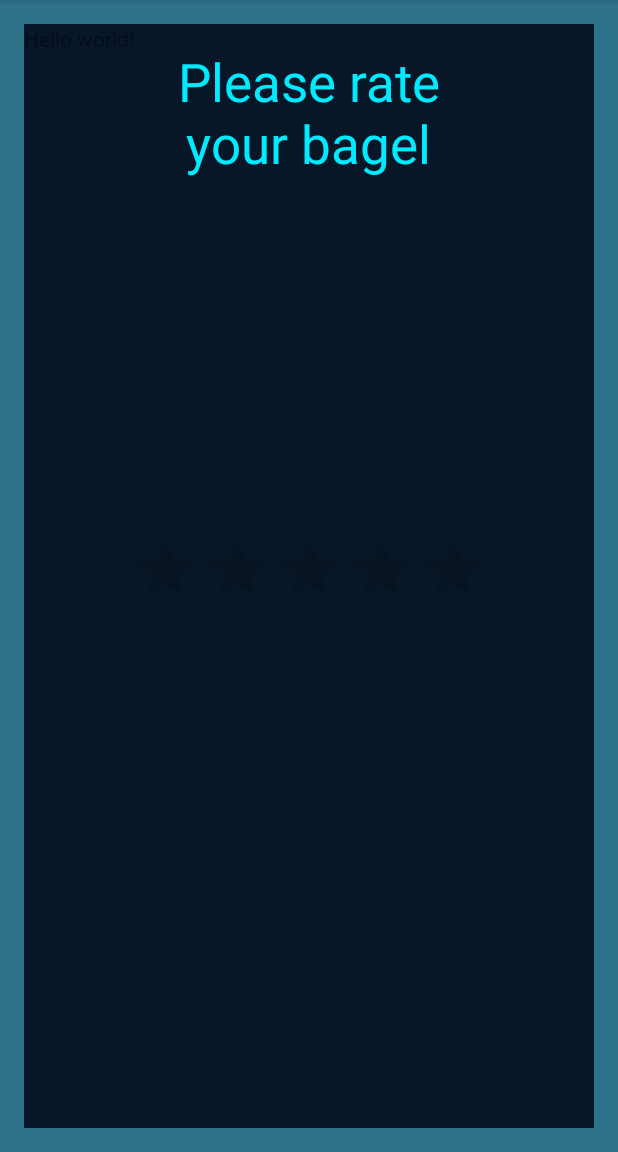
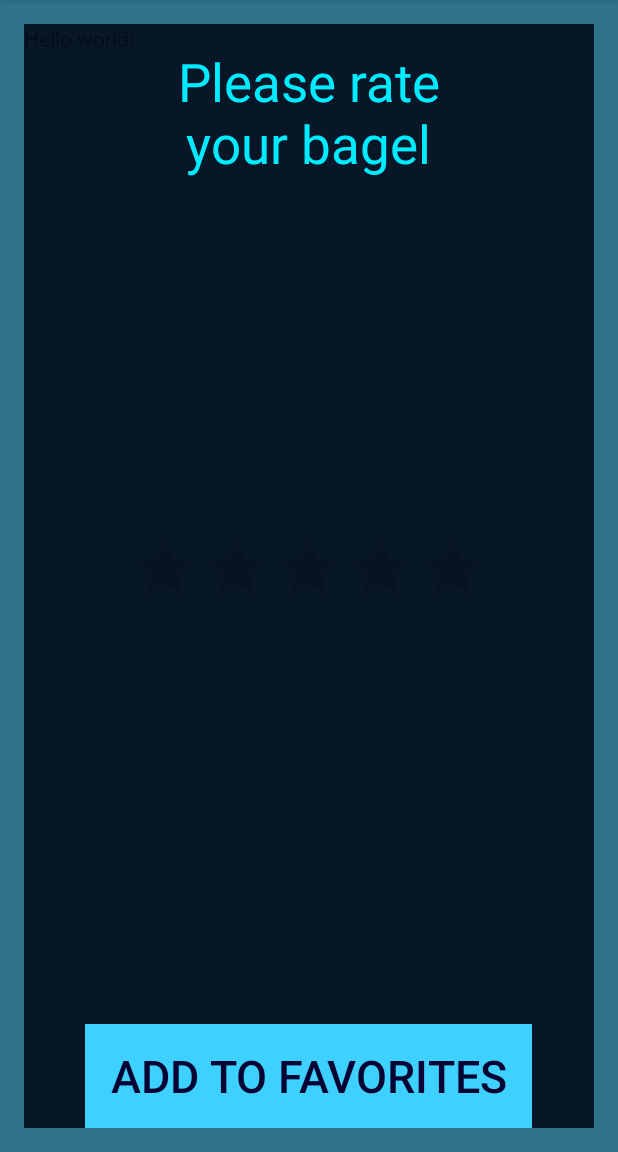
Before and after one commit to invaderlucky/BagelButton, an Android app: the screen it shows after launch (MainActivity), after a tap on "YES", on a phone screen of 412 x 824 dp, the part 84-1236 px from its top. Run offline under Robolectric (Android 15) with nearby library versions, the phone set to English and light mode, and no system bars; 1 other tap on this screen came first.

Commit message:
Added fav button

```diff
--- a/app/src/main/res/layout/activity_third.xml
+++ b/app/src/main/res/layout/activity_third.xml
@@ -26,7 +26,8 @@
             android:layout_gravity="center"
             android:clickable="true"
             android:numStars="5"
-            android:rating="0"/>
+            android:rating="0"
+            android:stepSize="1.0"/>
 
         <TextView
             android:layout_width="250dp"
@@ -40,5 +41,16 @@
             android:textSize="35dp"
             android:gravity="center" />
 
+        <Button
+            android:layout_width="298dp"
+            android:layout_height="69dp"
+            android:text="Add to Favorites"
+            android:id="@+id/button"
+            android:layout_gravity="center_horizontal|bottom"
+            android:textSize="30sp"
+            android:textColor="#ff050331"
+            android:background="#ff3ed0ff"
+            android:gravity="center" />
+
     </FrameLayout>
 </RelativeLayout>
```
